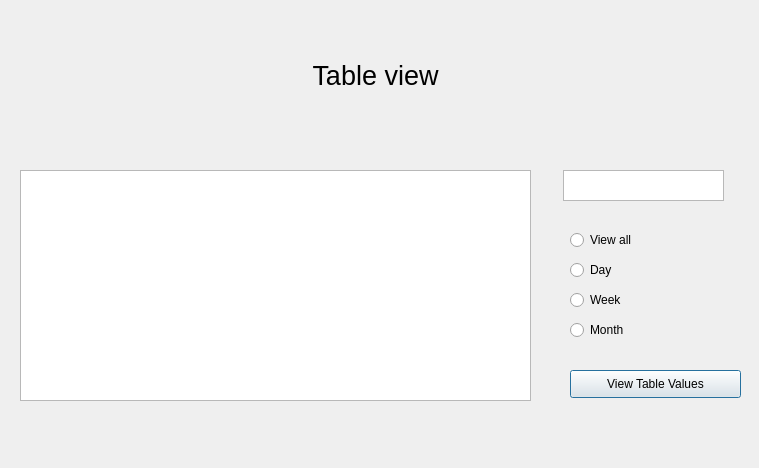
First picture: the form in DesktopApp/tableview.ui, repository mrjwette/Weerstation, before the edit.
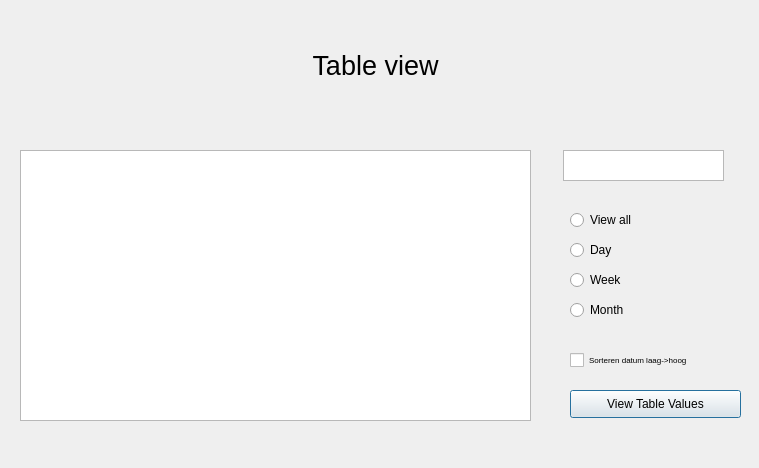
Second picture: the form after the edit.

Commit message: Desktop Applicatie sorteer optie

```diff
--- a/DesktopApp/tableview.ui
+++ b/DesktopApp/tableview.ui
@@ -17,7 +17,7 @@
    <property name="geometry">
     <rect>
      <x>570</x>
-     <y>290</y>
+     <y>270</y>
      <width>95</width>
      <height>20</height>
     </rect>
@@ -30,7 +30,7 @@
    <property name="geometry">
     <rect>
      <x>570</x>
-     <y>260</y>
+     <y>240</y>
      <width>95</width>
      <height>20</height>
     </rect>
@@ -43,7 +43,7 @@
    <property name="geometry">
     <rect>
      <x>570</x>
-     <y>320</y>
+     <y>300</y>
      <width>95</width>
      <height>20</height>
     </rect>
@@ -56,7 +56,7 @@
    <property name="geometry">
     <rect>
      <x>563</x>
-     <y>170</y>
+     <y>150</y>
      <width>161</width>
      <height>31</height>
     </rect>
@@ -66,7 +66,7 @@
    <property name="geometry">
     <rect>
      <x>10</x>
-     <y>40</y>
+     <y>30</y>
      <width>731</width>
      <height>71</height>
     </rect>
@@ -87,7 +87,7 @@
    <property name="geometry">
     <rect>
      <x>570</x>
-     <y>370</y>
+     <y>390</y>
      <width>171</width>
      <height>28</height>
     </rect>
@@ -100,9 +100,9 @@
    <property name="geometry">
     <rect>
      <x>20</x>
-     <y>170</y>
+     <y>150</y>
      <width>511</width>
-     <height>231</height>
+     <height>271</height>
     </rect>
    </property>
   </widget>
@@ -110,7 +110,7 @@
    <property name="geometry">
     <rect>
      <x>570</x>
-     <y>230</y>
+     <y>210</y>
      <width>95</width>
      <height>20</height>
     </rect>
@@ -119,6 +119,24 @@
     <string>View all</string>
    </property>
   </widget>
+  <widget class="QCheckBox" name="checkBox">
+   <property name="geometry">
+    <rect>
+     <x>570</x>
+     <y>350</y>
+     <width>161</width>
+     <height>20</height>
+    </rect>
+   </property>
+   <property name="font">
+    <font>
+     <pointsize>6</pointsize>
+    </font>
+   </property>
+   <property name="text">
+    <string>Sorteren datum laag-&gt;hoog</string>
+   </property>
+  </widget>
  </widget>
  <resources/>
  <connections/>
```
The commit also changes 2 other files.
